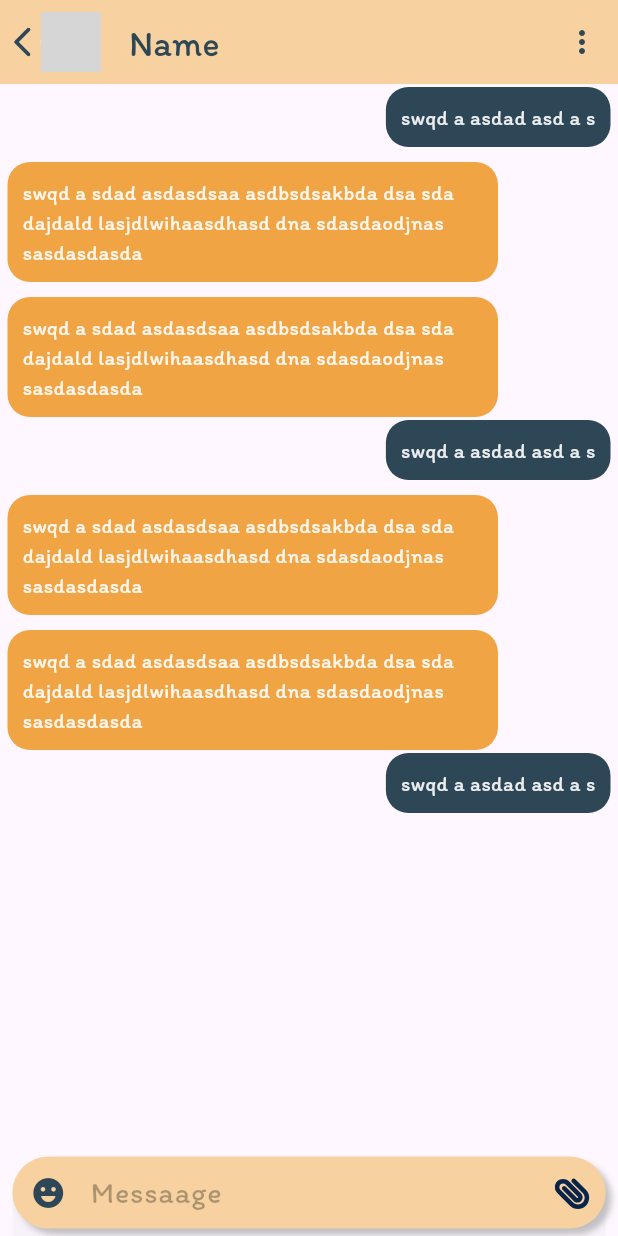
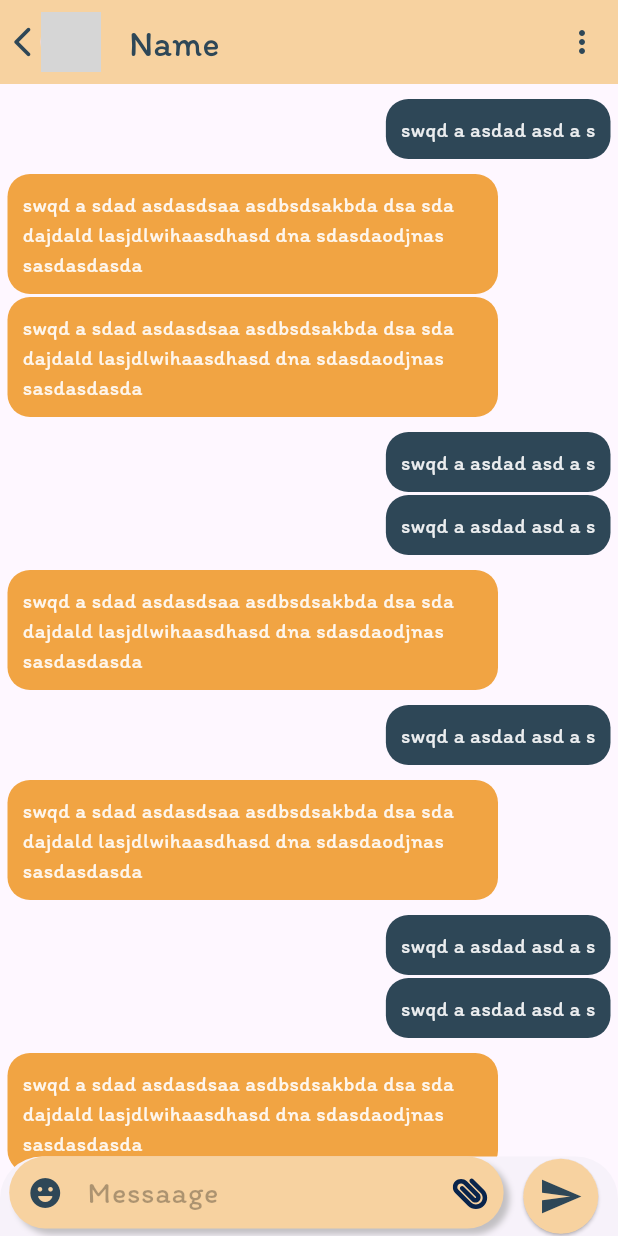
Before and after one commit to HamzaIqbalMughal/peerlink, a Flutter app: the HomeScreen screen opened directly, after a tap on "Hamza", on a phone screen of 412 x 824 dp. Run offline on Flutter 3.47's test engine with Material 2 defaults, Android fonts, the phone set to English and light mode, and no system bars; our stand-ins replace badges, flutter_svg, fluttertoast, google_fonts; network calls fail; grey boxes are pictures that could not be loaded.

Commit message:
working on chatTile Margin on ChatScreen..

```diff
--- a/lib/ChatScreen.dart
+++ b/lib/ChatScreen.dart
@@ -1,4 +1,5 @@
 import 'package:flutter/material.dart';
+import 'package:flutter/rendering.dart';
 import 'package:flutter_svg/flutter_svg.dart';
 import 'package:fluttertoast/fluttertoast.dart';
 
@@ -13,7 +14,9 @@ class _ChatScreenState extends State<ChatScreen> {
   String themeColor1CodeHexa = "#fff1a443";
   String themeColor2CodeHexa = "#ff2e4757";
   String appbarColorCodeHexa = "#fff7d2a0";
-  bool _lastMsgIsRecieved = false;
+  bool _lastMsgIsRecieved = true;
+  int count=0;
+  double _topMarginofTile = 0;
   @override
   Widget build(BuildContext context) {
     Color themeColor1 =
@@ -125,16 +128,48 @@ class _ChatScreenState extends State<ChatScreen> {
         ],
       ),
       body: ListView.builder(
-        itemCount: 7,
+        itemCount: 20,
         itemBuilder: (context, index) {
-          return (index % 3 == 0)
-              ? SentMessageTile(themeColor2)
-              : RecievedMessageTile(themeColor1);
+          print('$count++');
+
+
+
+          // if(index % 2 == 0)
+          if(index%3 == 0 || index%4 == 0)
+          {
+            if(_lastMsgIsRecieved){
+              _topMarginofTile = 10;
+            }else{
+              _topMarginofTile = 2;
+            }
+            _lastMsgIsRecieved = false;
+            return SentMessageTile(themeColor2);
+          }
+          else{
+            if(_lastMsgIsRecieved){
+              _topMarginofTile = 2;
+            }else{
+              _topMarginofTile = 10;
+            }
+            _lastMsgIsRecieved = true;
+            return RecievedMessageTile(themeColor1);
+          }
+          // return (index % 3 == 0)
+          //     ? SentMessageTile(themeColor2)
+          //     : RecievedMessageTile(themeColor1);
+
+          // return SentMessageTile(themeColor2);
+          // return RecievedMessageTile(themeColor1);
+
         },
+
       ),
-      bottomSheet: Container(
+      bottomSheet: Row(
+        mainAxisAlignment: MainAxisAlignment.spaceEvenly,
+        children: [
+          Container(
             // height: 50,
-        width: MediaQuery.of(context).size.width * 0.96,
+            width: MediaQuery.of(context).size.width * 0.8,
             margin: EdgeInsets.only(bottom: 5),
             decoration: BoxDecoration(
               color: appbarColor,
@@ -189,6 +224,24 @@ class _ChatScreenState extends State<ChatScreen> {
               ),
             ),
           ),
+          ElevatedButton(
+            onPressed: () {
+              Fluttertoast.showToast(msg: 'Sent Button Clicked');
+            },
+            style: ElevatedButton.styleFrom(
+              shape: CircleBorder(),
+              padding: EdgeInsets.all(10),
+              foregroundColor: themeColor1,
+              backgroundColor: appbarColor,
+            ),
+            child: Icon(
+              Icons.send,
+              color: themeColor2, // Icon color
+              size: 30, // Icon size
+            ),
+          ),
+        ],
+      ),
     );
   }
 
@@ -214,11 +267,13 @@ class _ChatScreenState extends State<ChatScreen> {
           child: Container(
             // margin: messageTileMargin,
 
-            margin: _lastMsgIsRecieved
-                ? EdgeInsets.only(left: 80, right: 5, top: 10, bottom: 0)
-                : EdgeInsets.only(left: 80, right: 5, top: 2, bottom: 0),
+            // margin: _lastMsgIsRecieved
+            //     ? EdgeInsets.only(left: 80, right: 5, top: 10, bottom: 0)
+            //     : EdgeInsets.only(left: 80, right: 5, top: 2, bottom: 0),
+            padding: EdgeInsets.symmetric(vertical: 10, horizontal: 10),
 
-            padding: EdgeInsets.symmetric(vertical: 10, horizontal: 10),
+            margin: EdgeInsets.only(left: 80, right: 5, top: _topMarginofTile, bottom: 0),
+
             decoration: BoxDecoration(
               borderRadius: BorderRadius.circular(15),
               color: themeColor2,
@@ -256,10 +311,11 @@ class _ChatScreenState extends State<ChatScreen> {
         Flexible(
           child: Container(
             // margin: messageTileMargin,
-            margin: _lastMsgIsRecieved
-                ? EdgeInsets.only(left: 5, right: 80, top: 2, bottom: 0)
-                : EdgeInsets.only(left: 5, right: 80, top: 10, bottom: 0),
+            // margin: _lastMsgIsRecieved
+            //     ? EdgeInsets.only(left: 5, right: 80, top: 2, bottom: 0)
+            //     : EdgeInsets.only(left: 5, right: 80, top: 10, bottom: 0),
             padding: EdgeInsets.symmetric(vertical: 10, horizontal: 10),
+            margin: EdgeInsets.only(left: 5, right: 80, top: _topMarginofTile, bottom: 0),
             decoration: BoxDecoration(
               borderRadius: BorderRadius.circular(15),
               color: themeColor1,
--- a/lib/HomeScreen.dart
+++ b/lib/HomeScreen.dart
@@ -131,7 +131,7 @@ class _HomeScreenState extends State<HomeScreen> {
         body: TabBarView(
           children: [
             ListView.builder(
-              itemCount: 50,
+              itemCount: 25,
               itemBuilder: (context, index) {
                 return ListTile(
                   leading: CircleAvatar(
@@ -177,7 +177,7 @@ class _HomeScreenState extends State<HomeScreen> {
               },
             ),
             ListView.builder(
-              itemCount: 100,
+              itemCount: 25,
               itemBuilder: (context, index) {
                 return ListTile(
                   leading: CircleAvatar(
--- a/lib/main.dart
+++ b/lib/main.dart
@@ -19,9 +19,9 @@ class MyApp extends StatelessWidget {
       debugShowCheckedModeBanner: false,
 
       theme: ThemeData(fontFamily: 'Itim', useMaterial3: true),
-      // home: WelcomeScreen(),
+      home: WelcomeScreen(),
       // home: HomeScreen(),
-      home: ChatScreen(),
+      // home: ChatScreen(),
     );
   }
 }
```
Lines whose indentation alone changed are shown as unchanged.
